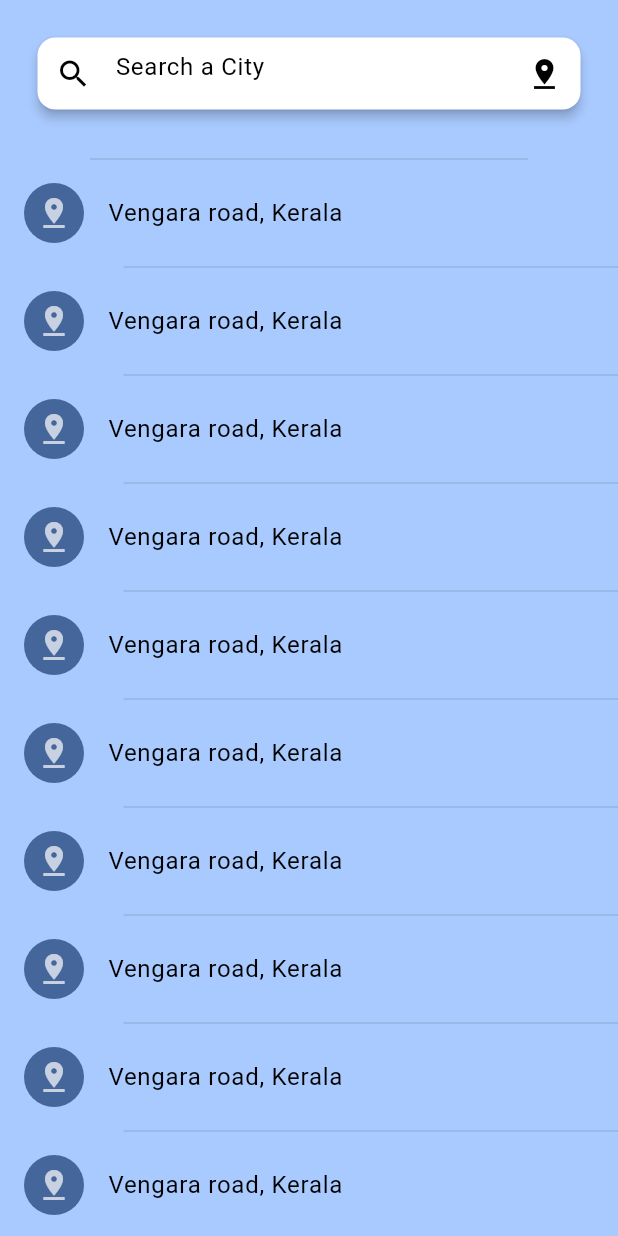
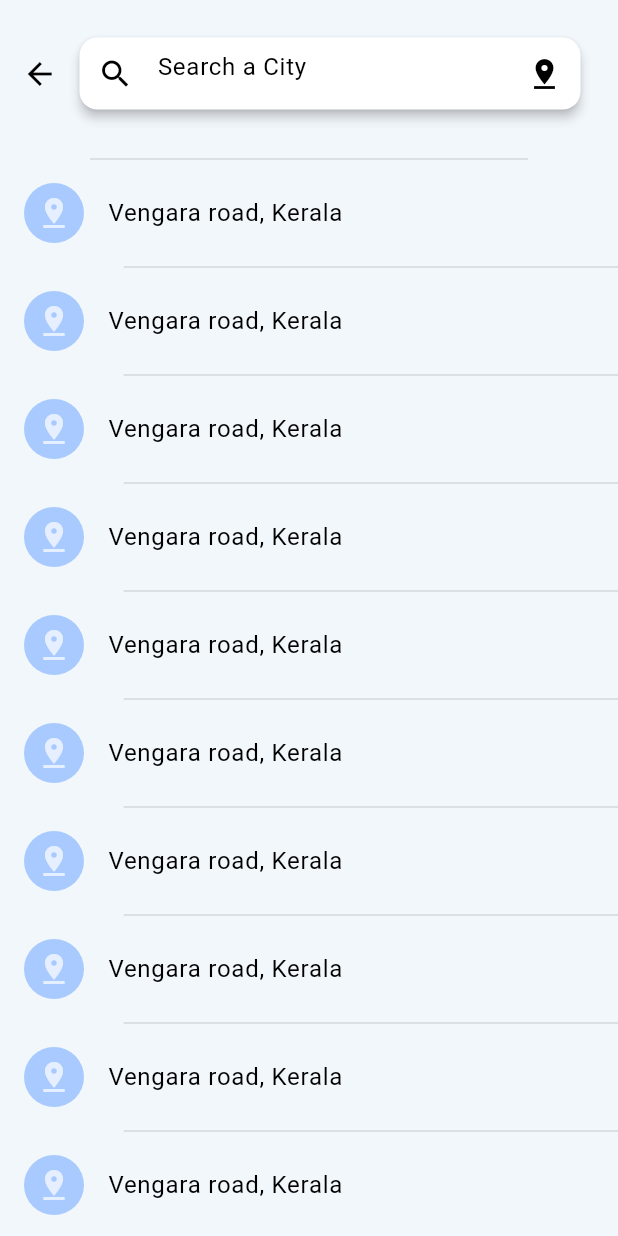
Before and after one commit to saninthottungal/wady-riverpod, a Flutter app: the ScreenSearch screen opened by its route, on a phone screen of 412 x 824 dp. Run offline on Flutter 3.47's test engine with Material 3 defaults, Android fonts, the phone set to English and light mode, and no system bars; our stand-ins replace flutter_riverpod; network calls fail.

Commit message:
refactoring search page

```diff
--- a/lib/screens/search/screen_search.dart
+++ b/lib/screens/search/screen_search.dart
@@ -1,5 +1,4 @@
 import 'package:flutter/material.dart';
-import 'package:flutter/widgets.dart';
 
 class ScreenSearch extends StatelessWidget {
   const ScreenSearch({super.key});
@@ -8,12 +7,23 @@ class ScreenSearch extends StatelessWidget {
   Widget build(BuildContext context) {
     final size = MediaQuery.of(context).size;
     return Scaffold(
-      backgroundColor: Theme.of(context).colorScheme.primary,
+      backgroundColor: Theme.of(context).colorScheme.secondary,
       body: SafeArea(
           child: Column(
         children: [
-          Card(
-            margin: const EdgeInsets.all(25),
+          Row(
+            children: [
+              IconButton(
+                padding: const EdgeInsets.only(left: 5),
+                onPressed: () {
+                  Navigator.pop(context);
+                },
+                icon: const Icon(Icons.arrow_back),
+              ),
+              Expanded(
+                child: Card(
+                  margin: const EdgeInsets.only(
+                      top: 25, bottom: 25, right: 25, left: 5),
                   child: TextField(
                     decoration: InputDecoration(
                       border: InputBorder.none,
@@ -29,6 +39,9 @@ class ScreenSearch extends StatelessWidget {
                     ),
                   ),
                 ),
+              ),
+            ],
+          ),
           const Divider(
             color: Colors.black12,
             indent: 60,
@@ -38,10 +51,11 @@ class ScreenSearch extends StatelessWidget {
             child: ListView.separated(
               itemBuilder: (context, index) {
                 return ListTile(
-                  leading: CircleAvatar(
-                    backgroundColor:
-                        Theme.of(context).colorScheme.inversePrimary,
-                    child: const Icon(
+                  onTap: () {
+                    //TODO set location function
+                  },
+                  leading: const CircleAvatar(
+                    child: Icon(
                       Icons.pin_drop,
                       color: Colors.white70,
                     ),
```
Lines whose indentation alone changed are shown as unchanged.
